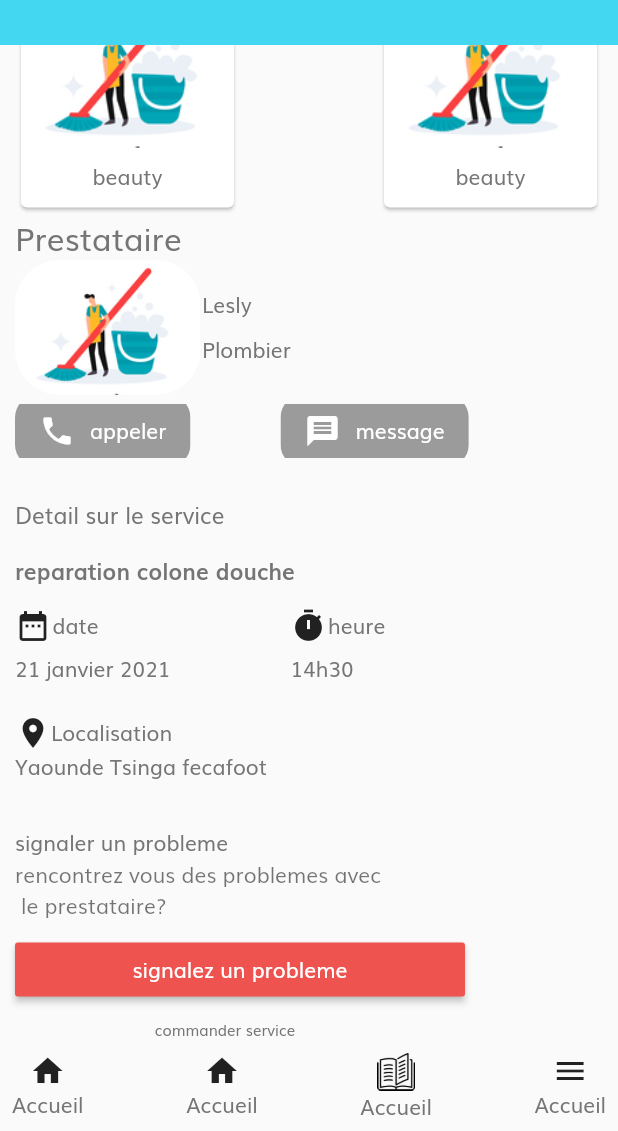
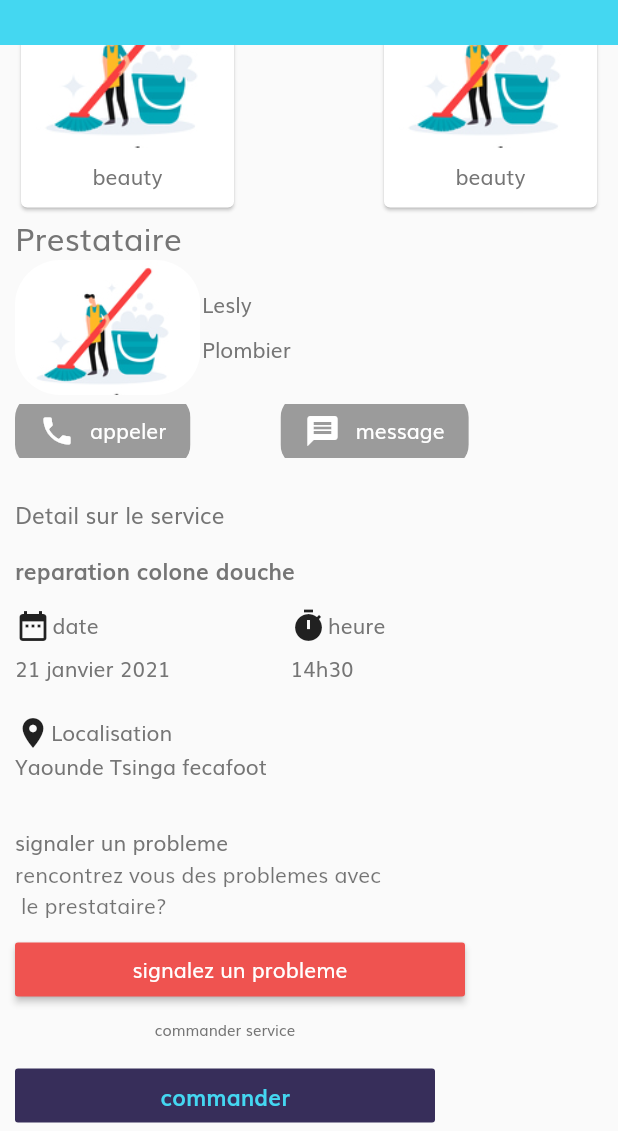
Before and after one commit to innov237/tafadomi_mobile_app, a Flutter app: the HomePage screen opened directly, scrolled down 615 dp, on a phone screen of 412 x 824 dp, the part 105-1236 px from its top. Run offline on Flutter 3.47's test engine with Material 2 defaults, Android fonts, the phone set to English and light mode, and no system bars; our stand-ins replace dio; network calls fail.

Commit message:
custom buttom nav

```diff
--- a/lib/pages/home_page.dart
+++ b/lib/pages/home_page.dart
@@ -2,13 +2,15 @@
 import 'package:flutter/material.dart';
 import 'package:tafadomi/core/constantes/api_constante.dart';
 import 'package:tafadomi/core/palettes/colors_palette.dart';
-import 'package:tafadomi/widgets/categories.dart';
+import 'package:tafadomi/widgets/categories_widget.dart';
 import 'package:tafadomi/widgets/promoService_widget.dart';
-import 'package:tafadomi/widgets/servicePage.dart';
-import 'package:tafadomi/widgets/request.dart';
+import 'package:tafadomi/widgets/servicePage_widget.dart';
+import 'package:tafadomi/widgets/request_widget.dart';
 import 'package:tafadomi/widgets/prestataire.dart';
-import 'package:tafadomi/widgets/serviceRequest.dart';
-import 'package:tafadomi/widgets/AppBar.dart';
+import 'package:tafadomi/widgets/serviceRequest_widget.dart';
+import 'package:tafadomi/widgets/AppBar_widget.dart';
+import 'package:tafadomi/pages/request/provider_page.dart';
+import 'package:tafadomi/pages/categories/categoriesList_page.dart';
 
 class HomePage extends StatefulWidget {
   static String routeName = '/home';
@@ -50,6 +52,7 @@
             costumAppBar(),
             Expanded(
               child: ListView(
+                shrinkWrap: true,
                 children: [
                   Column(
                     mainAxisAlignment: MainAxisAlignment.start,
@@ -71,56 +74,6 @@
               ),
             )
           ],
-        ),
-        bottomNavigationBar: Container(
-          height: 60.0,
-          child: Padding(
-            padding: const EdgeInsets.all(8.0),
-            child: Row(
-              mainAxisAlignment: MainAxisAlignment.spaceBetween,
-              children: [
-                GestureDetector(
-                  onTap: () {},
-                  child: Column(
-                    children: [
-                      Icon(Icons.home),
-                      Text("Accueil"),
-                    ],
-                  ),
-                ),
-                GestureDetector(
-                  onTap: () => null,
-                  child: Column(
-                    children: [
-                      Icon(Icons.home),
-                      Text("Accueil"),
-                    ],
-                  ),
-                ),
-                GestureDetector(
-                  onTap: () => null,
-                  child: Column(
-                    children: [
-                      Image.asset(
-                        "assets/images/request-icon.png",
-                        height: 25.0,
-                      ),
-                      Text("Accueil"),
-                    ],
-                  ),
-                ),
-                GestureDetector(
-                  onTap: () => null,
-                  child: Column(
-                    children: [
-                      Icon(Icons.menu),
-                      Text("Accueil"),
-                    ],
-                  ),
-                ),
-              ],
-            ),
-          ),
         ),
       ),
     );
--- a/lib/pages/onboarding_page.dart
+++ b/lib/pages/onboarding_page.dart
@@ -1,6 +1,7 @@
 import 'package:flutter/material.dart';
 import 'package:tafadomi/core/palettes/colors_palette.dart';
 import 'package:tafadomi/pages/home_page.dart';
+import 'package:tafadomi/pages/tabs_page.dart';
 
 class OnboardingPage extends StatefulWidget {
   static String routeName = "/onboading";
@@ -164,7 +165,7 @@
               child: GestureDetector(
                 onTap: () {
                   if (initialPage == onboardingList.length - 1) {
-                    Navigator.pushNamed(context, HomePage.routeName);
+                    Navigator.pushNamed(context, TabsPage.routeName);
                     return;
                   }
                   _controller.nextPage(
--- a/lib/pages/request/provider_page.dart
+++ b/lib/pages/request/provider_page.dart
@@ -2,6 +2,7 @@
 import 'package:tafadomi/core/palettes/colors_palette.dart';
 
 class ServiceProviderPage extends StatefulWidget {
+  static String routeName = "/provider_page";
   @override
   _ServiceProviderPageState createState() => _ServiceProviderPageState();
 }
--- a/lib/routes.dart
+++ b/lib/routes.dart
@@ -1,10 +1,21 @@
 import 'package:flutter/widgets.dart';
 import 'package:tafadomi/pages/onboarding_page.dart';
 import 'package:tafadomi/pages/home_page.dart';
+import 'package:tafadomi/pages/_services/serviceForm_page.dart';
+import 'package:tafadomi/pages/_services/serviceList_page.dart';
+import 'package:tafadomi/pages/categories/categoriesList_page.dart';
+import 'package:tafadomi/pages/request/historical_page.dart';
+import 'package:tafadomi/pages/request/provider_page.dart';
+import 'package:tafadomi/pages/tabs_page.dart';
 
 //We user name route
 //All our routes will be aviable here
 final Map<String, WidgetBuilder> routes = {
   OnboardingPage.routeName: (context) => OnboardingPage(),
   HomePage.routeName: (context) => HomePage(),
+  Services.routeName: (context) => Services(),
+  CategoriesList_page.routeName: (context) => CategoriesList_page(),
+  Historical_Page.routeName: (context) => Historical_Page(),
+  ServiceProviderPage.routeName: (context) => ServiceProviderPage(),
+  TabsPage.routeName: (context) => TabsPage(),
 };
```
Also changed, not shown: lib/pages/_services/serviceList.dart (deleted, +0 -16 lines), lib/pages/_services/serviceList_page.dart (added, +29 -0 lines), lib/pages/categories/categoriesList.dart (deleted, +0 -19 lines), lib/pages/categories/categoriesList_page.dart (added, +32 -0 lines), lib/pages/request/historical_page.dart (+6 -7 lines), lib/pages/tabs_page.dart (added, +89 -0 lines), lib/pages/_services/serviceForm.dart (deleted), lib/pages/_services/serviceForm_page.dart (added), lib/widgets/AppBar_widget.dart (renamed from lib/widgets/AppBar.dart), lib/widgets/categories_widget.dart (renamed from lib/widgets/categories.dart), lib/widgets/deliveryAddress_widget.dart (renamed from lib/widgets/deliveryAddress.dart), lib/widgets/request_widget.dart (renamed from lib/widgets/request.dart), lib/widgets/servicePage_widget.dart (renamed from lib/widgets/servicePage.dart), lib/widgets/serviceRequest_widget.dart (renamed from lib/widgets/serviceRequest.dart), 1 more files.
